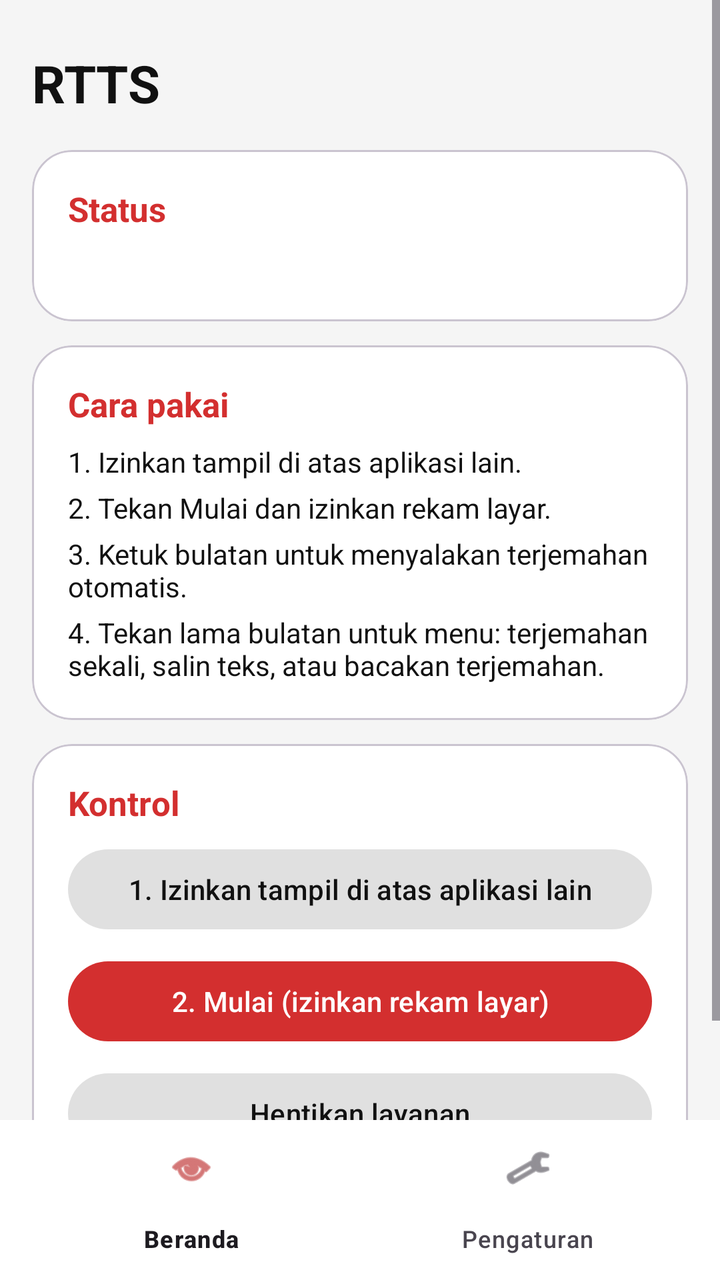
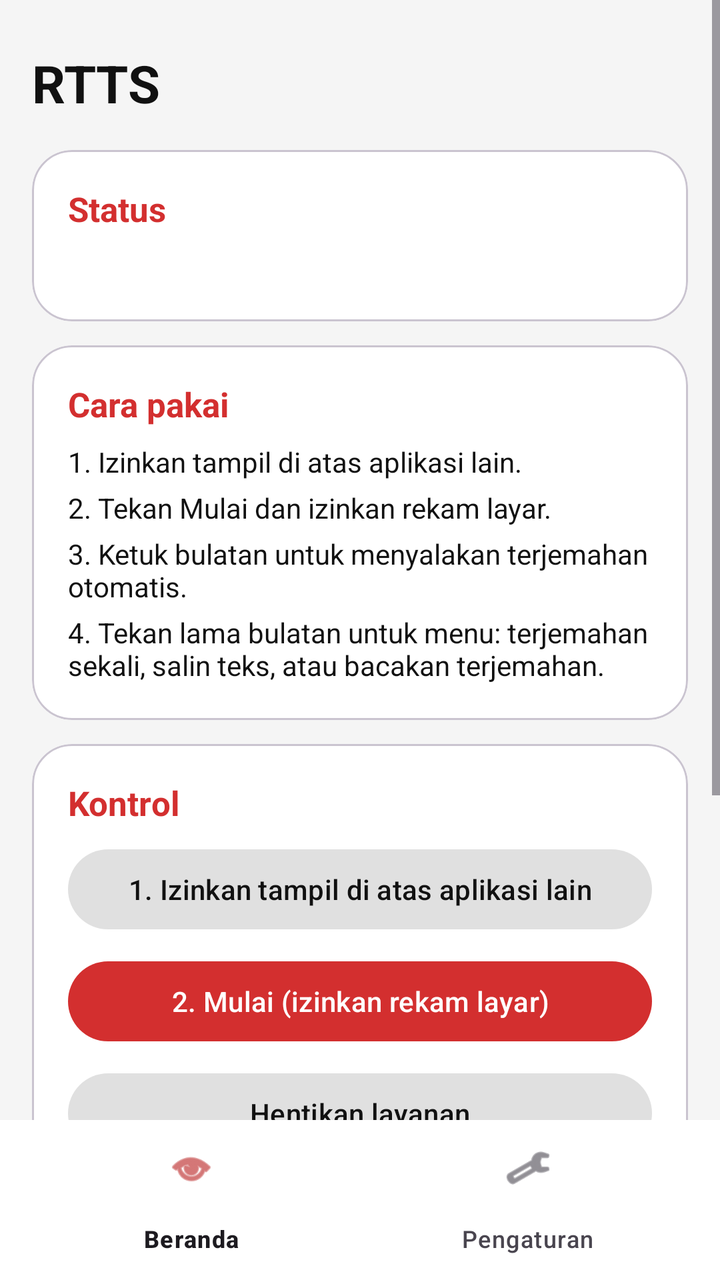

The first picture is an Android layout as it rendered before a commit; the second is the same layout after the commit. The layout source and the unified diff follow.
<!-- AndroidManifest.xml: application theme Theme.TranslateLayar -->
<!-- res/layout/activity_main.xml -->
<?xml version="1.0" encoding="utf-8"?>
<LinearLayout xmlns:android="http://schemas.android.com/apk/res/android"
    xmlns:app="http://schemas.android.com/apk/res-auto"
    android:layout_width="match_parent"
    android:layout_height="match_parent"
    android:orientation="vertical"
    android:background="#F5F5F5">

    <FrameLayout
        android:layout_width="match_parent"
        android:layout_height="0dp"
        android:layout_weight="1">

        
        <ScrollView
            android:id="@+id/pageHome"
            android:layout_width="match_parent"
            android:layout_height="match_parent">

            <LinearLayout
                android:layout_width="match_parent"
                android:layout_height="wrap_content"
                android:orientation="vertical"
                android:padding="16dp">

                <TextView
                    android:layout_width="wrap_content"
                    android:layout_height="wrap_content"
                    android:layout_marginTop="8dp"
                    android:layout_marginBottom="16dp"
                    android:text="RTTS"
                    android:textColor="#111111"
                    android:textSize="26sp"
                    android:textStyle="bold" />

                <com.google.android.material.card.MaterialCardView
                    android:layout_width="match_parent"
                    android:layout_height="wrap_content"
                    android:layout_marginBottom="12dp"
                    app:cardBackgroundColor="#FFFFFF"
                    app:cardCornerRadius="20dp"
                    app:cardElevation="0dp">

                    <LinearLayout
                        android:layout_width="match_parent"
                        android:layout_height="wrap_content"
                        android:orientation="vertical"
                        android:padding="18dp">

                        <TextView
                            android:layout_width="wrap_content"
                            android:layout_height="wrap_content"
                            android:text="Status"
                            android:textColor="#D32F2F"
                            android:textSize="17sp"
                            android:textStyle="bold" />

                        <TextView
                            android:id="@+id/tvStatus"
                            android:layout_width="wrap_content"
                            android:layout_height="wrap_content"
                            android:layout_marginTop="8dp"
                            android:textColor="#424242" />
                    </LinearLayout>
                </com.google.android.material.card.MaterialCardView>

                <com.google.android.material.card.MaterialCardView
                    android:layout_width="match_parent"
                    android:layout_height="wrap_content"
                    android:layout_marginBottom="12dp"
                    app:cardBackgroundColor="#FFFFFF"
                    app:cardCornerRadius="20dp"
                    app:cardElevation="0dp">

                    <LinearLayout
                        android:layout_width="match_parent"
                        android:layout_height="wrap_content"
                        android:orientation="vertical"
                        android:padding="18dp">

                        <TextView
                            android:layout_width="wrap_content"
                            android:layout_height="wrap_content"
                            android:text="Cara pakai"
                            android:textColor="#D32F2F"
                            android:textSize="17sp"
                            android:textStyle="bold" />

                        <TextView
                            android:layout_width="match_parent"
                            android:layout_height="wrap_content"
                            android:layout_marginTop="8dp"
                            android:text="1. Izinkan tampil di atas aplikasi lain."
                            android:textColor="#111111" />

                        <TextView
                            android:layout_width="match_parent"
                            android:layout_height="wrap_content"
                            android:layout_marginTop="4dp"
                            android:text="2. Tekan Mulai dan izinkan rekam layar."
                            android:textColor="#111111" />

                        <TextView
                            android:layout_width="match_parent"
                            android:layout_height="wrap_content"
                            android:layout_marginTop="4dp"
                            android:text="3. Ketuk bulatan untuk menyalakan terjemahan otomatis."
                            android:textColor="#111111" />

                        <TextView
                            android:layout_width="match_parent"
                            android:layout_height="wrap_content"
                            android:layout_marginTop="4dp"
                            android:text="4. Tekan lama bulatan untuk menu: terjemahan sekali, salin teks, atau bacakan terjemahan."
                            android:textColor="#111111" />
                    </LinearLayout>
                </com.google.android.material.card.MaterialCardView>

                <com.google.android.material.card.MaterialCardView
                    android:layout_width="match_parent"
                    android:layout_height="wrap_content"
                    app:cardBackgroundColor="#FFFFFF"
                    app:cardCornerRadius="20dp"
                    app:cardElevation="0dp">

                    <LinearLayout
                        android:layout_width="match_parent"
                        android:layout_height="wrap_content"
                        android:orientation="vertical"
                        android:padding="18dp">

                        <TextView
                            android:layout_width="wrap_content"
                            android:layout_height="wrap_content"
                            android:text="Kontrol"
                            android:textColor="#D32F2F"
                            android:textSize="17sp"
                            android:textStyle="bold" />

                        <com.google.android.material.button.MaterialButton
                            android:id="@+id/btnOverlay"
                            android:layout_width="match_parent"
                            android:layout_height="wrap_content"
                            android:layout_marginTop="8dp"
                            android:text="1. Izinkan tampil di atas aplikasi lain"
                            app:backgroundTint="#E0E0E0"
                            android:textColor="#111111" />

                        <com.google.android.material.button.MaterialButton
                            android:id="@+id/btnStart"
                            android:layout_width="match_parent"
                            android:layout_height="wrap_content"
                            android:layout_marginTop="8dp"
                            android:text="2. Mulai (izinkan rekam layar)"
                            app:backgroundTint="#D32F2F" />

                        <com.google.android.material.button.MaterialButton
                            android:id="@+id/btnStop"
                            android:layout_width="match_parent"
                            android:layout_height="wrap_content"
                            android:layout_marginTop="8dp"
                            android:text="Hentikan layanan"
                            app:backgroundTint="#E0E0E0"
                            android:textColor="#111111" />
                    </LinearLayout>
                </com.google.android.material.card.MaterialCardView>

            </LinearLayout>
        </ScrollView>

        
        <ScrollView
            android:id="@+id/pageSettings"
            android:layout_width="match_parent"
            android:layout_height="match_parent"
            android:visibility="gone">

            <LinearLayout
                android:layout_width="match_parent"
                android:layout_height="wrap_content"
                android:orientation="vertical"
                android:padding="16dp">

                <TextView
                    android:layout_width="wrap_content"
                    android:layout_height="wrap_content"
                    android:layout_marginTop="8dp"
                    android:layout_marginBottom="16dp"
                    android:text="Pengaturan"
                    android:textColor="#111111"
                    android:textSize="26sp"
                    android:textStyle="bold" />

                <com.google.android.material.card.MaterialCardView
                    android:layout_width="match_parent"
                    android:layout_height="wrap_content"
                    android:layout_marginBottom="12dp"
                    app:cardBackgroundColor="#FFFFFF"
                    app:cardCornerRadius="20dp"
                    app:cardElevation="0dp">

                    <LinearLayout
                        android:layout_width="match_parent"
                        android:layout_height="wrap_content"
                        android:orientation="vertical"
                        android:padding="18dp">

                        <TextView
                            android:layout_width="wrap_content"
                            android:layout_height="wrap_content"
                            android:text="Bahasa"
                            android:textColor="#D32F2F"
                            android:textSize="17sp"
                            android:textStyle="bold" />

                        <TextView
                            android:layout_width="wrap_content"
                            android:layout_height="wrap_content"
                            android:layout_marginTop="8dp"
                            android:text="Bahasa asal" />

                        <Spinner
                            android:id="@+id/spSource"
                            android:layout_width="match_parent"
                            android:layout_height="wrap_content" />

                        <TextView
                            android:layout_width="wrap_content"
                            android:layout_height="wrap_content"
                            android:layout_marginTop="12dp"
                            android:text="Bahasa tujuan" />

                        <Spinner
                            android:id="@+id/spTarget"
                            android:layout_width="match_parent"
                            android:layout_height="wrap_content" />
                    </LinearLayout>
                </com.google.android.material.card.MaterialCardView>

                <com.google.android.material.card.MaterialCardView
                    android:layout_width="match_parent"
                    android:layout_height="wrap_content"
                    android:layout_marginBottom="12dp"
                    app:cardBackgroundColor="#FFFFFF"
                    app:cardCornerRadius="20dp"
                    app:cardElevation="0dp">

                    <LinearLayout
                        android:layout_width="match_parent"
                        android:layout_height="wrap_content"
                        android:orientation="vertical"
                        android:padding="18dp">

                        <TextView
                            android:layout_width="wrap_content"
                            android:layout_height="wrap_content"
                            android:text="Ukuran"
                            android:textColor="#D32F2F"
                            android:textSize="17sp"
                            android:textStyle="bold" />

                        <LinearLayout
                            android:layout_width="match_parent"
                            android:layout_height="wrap_content"
                            android:layout_marginTop="8dp"
                            android:orientation="horizontal">

                            <TextView
                                android:layout_width="0dp"
                                android:layout_height="wrap_content"
                                android:layout_weight="1"
                                android:text="Ukuran bulatan" />

                            <TextView
                                android:id="@+id/tvBubbleVal"
                                android:layout_width="wrap_content"
                                android:layout_height="wrap_content" />
                        </LinearLayout>

                        <SeekBar
                            android:id="@+id/sbBubble"
                            android:layout_width="match_parent"
                            android:layout_height="wrap_content" />

                        <LinearLayout
                            android:layout_width="match_parent"
                            android:layout_height="wrap_content"
                            android:layout_marginTop="8dp"
                            android:orientation="horizontal">

                            <TextView
                                android:layout_width="0dp"
                                android:layout_height="wrap_content"
                                android:layout_weight="1"
                                android:text="Ukuran tulisan terjemahan" />

                            <TextView
                                android:id="@+id/tvTextVal"
                                android:layout_width="wrap_content"
                                android:layout_height="wrap_content" />
                        </LinearLayout>

                        <SeekBar
                            android:id="@+id/sbText"
                            android:layout_width="match_parent"
                            android:layout_height="wrap_content" />
                    </LinearLayout>
                </com.google.android.material.card.MaterialCardView>

                <com.google.android.material.button.MaterialButton
                    android:id="@+id/btnSave"
                    android:layout_width="match_parent"
                    android:layout_height="wrap_content"
                    android:text="Simpan pengaturan"
                    app:backgroundTint="#D32F2F" />

                <com.google.android.material.card.MaterialCardView
                    android:layout_width="match_parent"
                    android:layout_height="wrap_content"
                    android:layout_marginTop="12dp"
                    app:cardBackgroundColor="#FFFFFF"
                    app:cardCornerRadius="20dp"
                    app:cardElevation="0dp">

                    <LinearLayout
                        android:layout_width="match_parent"
                        android:layout_height="wrap_content"
                        android:orientation="vertical"
                        android:padding="18dp">

                        <TextView
                            android:layout_width="wrap_content"
                            android:layout_height="wrap_content"
                            android:text="Dukung pengembang"
                            android:textColor="#D32F2F"
                            android:textSize="17sp"
                            android:textStyle="bold" />

                        <TextView
                            android:layout_width="match_parent"
                            android:layout_height="wrap_content"
                            android:layout_marginTop="8dp"
                            android:text="Kalau aplikasi ini membantu, kamu bisa mendukung pengembangannya lewat Saweria."
                            android:textColor="#424242" />

                        <com.google.android.material.button.MaterialButton
                            android:id="@+id/btnSupport"
                            android:layout_width="match_parent"
                            android:layout_height="wrap_content"
                            android:layout_marginTop="12dp"
                            android:text="Dukung lewat Saweria"
                            app:backgroundTint="#E0E0E0"
                            android:textColor="#111111" />
                    </LinearLayout>
                </com.google.android.material.card.MaterialCardView>

            </LinearLayout>
        </ScrollView>
    </FrameLayout>

    <com.google.android.material.bottomnavigation.BottomNavigationView
        android:id="@+id/bottomNav"
        android:layout_width="match_parent"
        android:layout_height="wrap_content"
        android:background="#FFFFFF"
        app:labelVisibilityMode="labeled"
        app:menu="@menu/bottom_nav" />

</LinearLayout>
<!-- resources referenced by this layout -->
<resources>
  <style name="Theme.TranslateLayar" parent="Theme.Material3.Light.NoActionBar">
          <item name="colorPrimary">#D32F2F</item>
          <item name="colorOnPrimary">#FFFFFF</item>
          <item name="colorSecondaryContainer">#FFCDD2</item>
          <item name="colorOnSecondaryContainer">#B71C1C</item>
          <item name="android:colorBackground">#F5F5F5</item>
          <item name="android:statusBarColor">#F5F5F5</item>
          <item name="android:windowLightStatusBar">true</item>
      </style>
</resources>

<!-- the commit's change to res/layout/activity_main.xml (unified diff, before → after) -->
@@ -165,6 +165,46 @@
                     </LinearLayout>
                 </com.google.android.material.card.MaterialCardView>
 
+                <com.google.android.material.card.MaterialCardView
+                    android:layout_width="match_parent"
+                    android:layout_height="wrap_content"
+                    android:layout_marginTop="12dp"
+                    app:cardBackgroundColor="#FFFFFF"
+                    app:cardCornerRadius="20dp"
+                    app:cardElevation="0dp">
+
+                    <LinearLayout
+                        android:layout_width="match_parent"
+                        android:layout_height="wrap_content"
+                        android:orientation="vertical"
+                        android:padding="18dp">
+
+                        <TextView
+                            android:layout_width="wrap_content"
+                            android:layout_height="wrap_content"
+                            android:text="Dukung pengembang"
+                            android:textColor="#D32F2F"
+                            android:textSize="17sp"
+                            android:textStyle="bold" />
+
+                        <TextView
+                            android:layout_width="match_parent"
+                            android:layout_height="wrap_content"
+                            android:layout_marginTop="8dp"
+                            android:text="Kalau aplikasi ini membantu, kamu bisa mendukung pengembangannya lewat Saweria."
+                            android:textColor="#424242" />
+
+                        <com.google.android.material.button.MaterialButton
+                            android:id="@+id/btnSupportHome"
+                            android:layout_width="match_parent"
+                            android:layout_height="wrap_content"
+                            android:layout_marginTop="12dp"
+                            android:text="Dukung lewat Saweria"
+                            app:backgroundTint="#E0E0E0"
+                            android:textColor="#111111" />
+                    </LinearLayout>
+                </com.google.android.material.card.MaterialCardView>
+
             </LinearLayout>
         </ScrollView>
 
@@ -349,6 +389,46 @@
                             android:layout_height="wrap_content"
                             android:layout_marginTop="12dp"
                             android:text="Dukung lewat Saweria"
+                            app:backgroundTint="#E0E0E0"
+                            android:textColor="#111111" />
+                    </LinearLayout>
+                </com.google.android.material.card.MaterialCardView>
+
+                <com.google.android.material.card.MaterialCardView
+                    android:layout_width="match_parent"
+                    android:layout_height="wrap_content"
+                    android:layout_marginTop="12dp"
+                    app:cardBackgroundColor="#FFFFFF"
+                    app:cardCornerRadius="20dp"
+                    app:cardElevation="0dp">
+
+                    <LinearLayout
+                        android:layout_width="match_parent"
+                        android:layout_height="wrap_content"
+                        android:orientation="vertical"
+                        android:padding="18dp">
+
+                        <TextView
+                            android:layout_width="wrap_content"
+                            android:layout_height="wrap_content"
+                            android:text="Pembaruan"
+                            android:textColor="#D32F2F"
+                            android:textSize="17sp"
+                            android:textStyle="bold" />
+
+                        <TextView
+                            android:id="@+id/tvBuild"
+                            android:layout_width="match_parent"
+                            android:layout_height="wrap_content"
+                            android:layout_marginTop="8dp"
+                            android:textColor="#424242" />
+
+                        <com.google.android.material.button.MaterialButton
+                            android:id="@+id/btnUpdate"
+                            android:layout_width="match_parent"
+                            android:layout_height="wrap_content"
+                            android:layout_marginTop="12dp"
+                            android:text="Cek pembaruan"
                             app:backgroundTint="#E0E0E0"
                             android:textColor="#111111" />
                     </LinearLayout>
